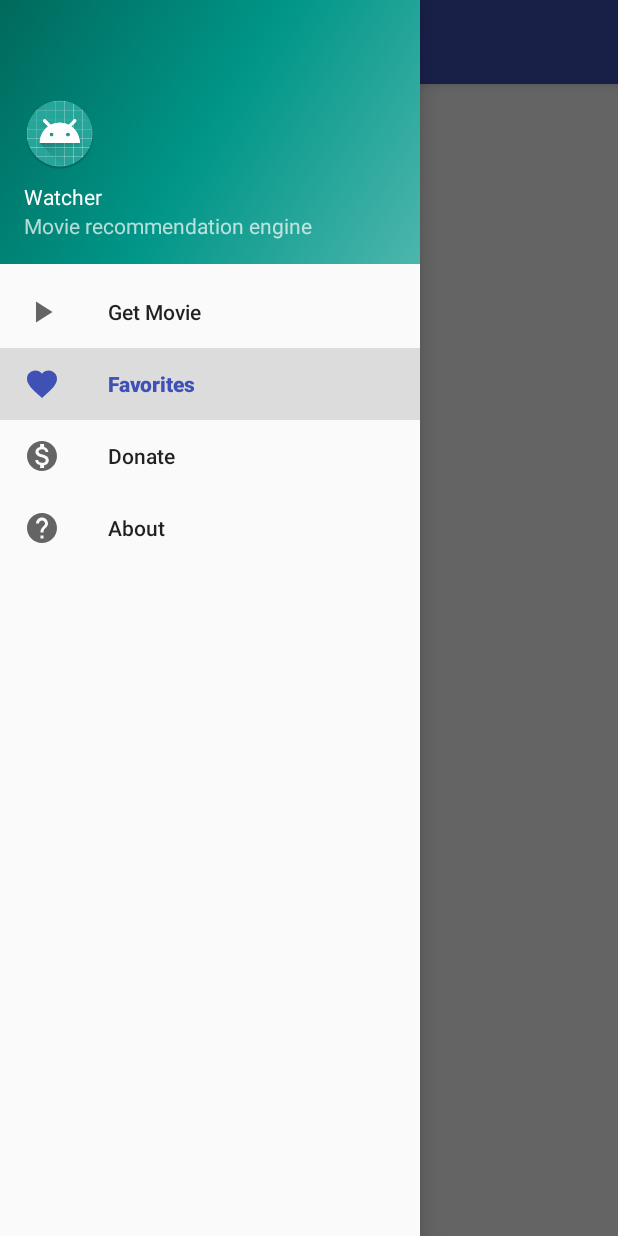
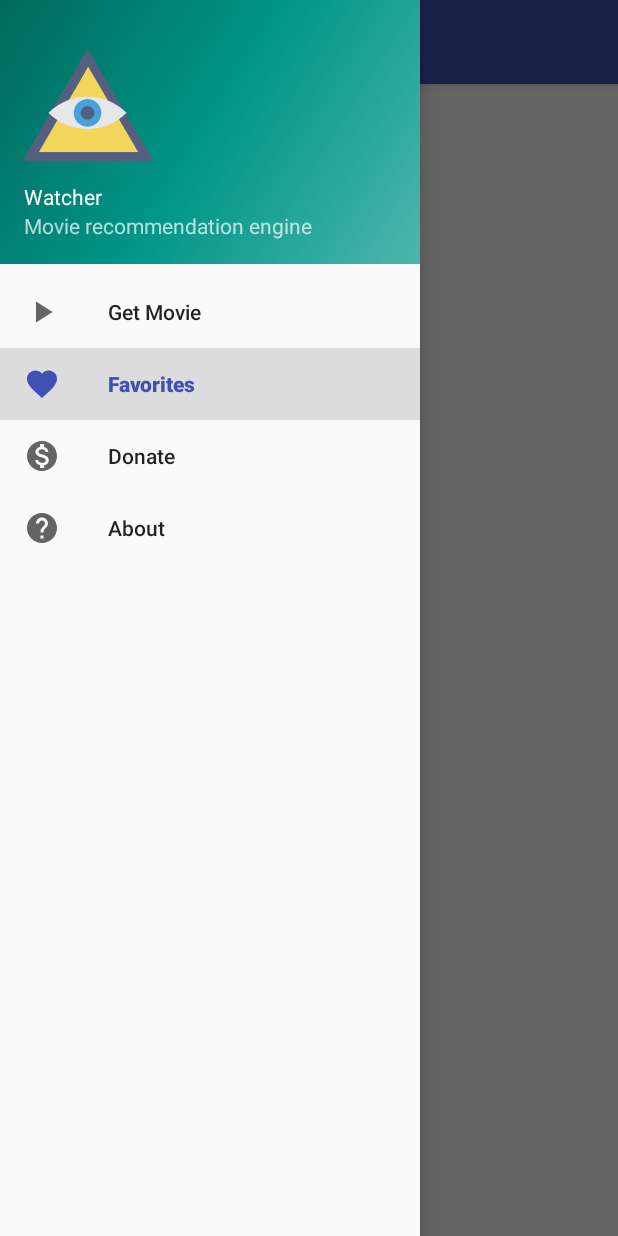
Before and after one commit to samus-arachna/Watcher, an Android app: the FavoritesActivity screen opened directly, with no data from a screen before it, with the side drawer open, on a phone screen of 412 x 824 dp. Run offline under Robolectric (Android 15) with nearby library versions, the phone set to English and light mode, and no system bars.

Commit message:
ready for first release on market?

```diff
--- a/app/src/main/res/layout/nav_header_main.xml
+++ b/app/src/main/res/layout/nav_header_main.xml
@@ -11,7 +11,7 @@
 
     <ImageView android:id="@+id/imageView" android:layout_width="wrap_content"
         android:layout_height="wrap_content"
-        android:paddingTop="@dimen/nav_header_vertical_spacing" app:srcCompat="@mipmap/ic_launcher_round" />
+        android:paddingTop="@dimen/nav_header_vertical_spacing" app:srcCompat="@mipmap/god" />
 
     <TextView android:layout_width="match_parent" android:layout_height="wrap_content"
         android:paddingTop="@dimen/nav_header_vertical_spacing" android:text="Watcher"
```
Also changed, not shown: app/src/main/res/mipmap-hdpi/god-big.png (deleted).
